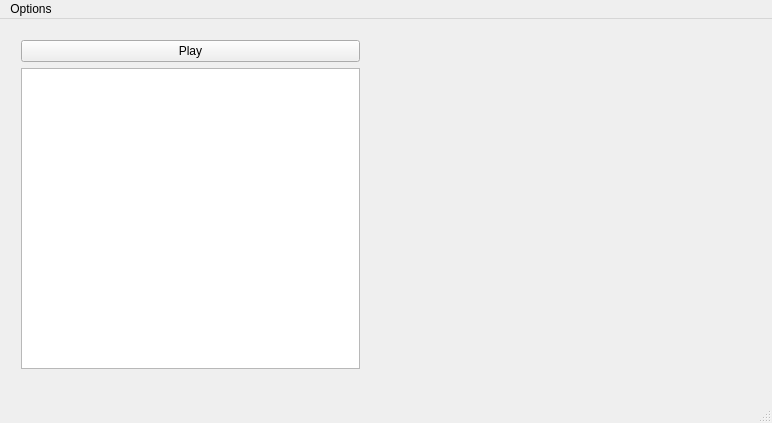
First picture: the form in Vr6preparation/mainwindow.ui, repository CSWjpteixeira/VR6preparation, before the edit.
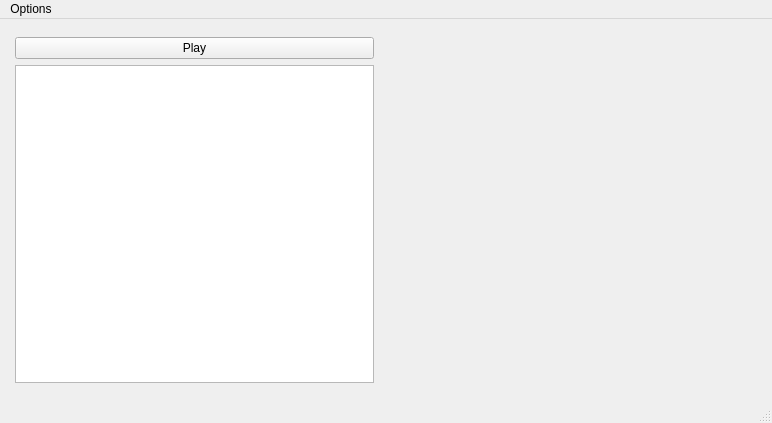
Second picture: the form after the edit. Custom widgets are drawn as their Qt base class.

```diff
--- a/Vr6preparation/mainwindow.ui
+++ b/Vr6preparation/mainwindow.ui
@@ -2,6 +2,9 @@
 <ui version="4.0">
  <class>MainWindow</class>
  <widget class="QMainWindow" name="MainWindow">
+  <property name="enabled">
+   <bool>true</bool>
+  </property>
   <property name="geometry">
    <rect>
     <x>0</x>
@@ -14,26 +17,12 @@
    <string>MainWindow</string>
   </property>
   <widget class="QWidget" name="centralWidget">
-   <widget class="QCustomPlot" name="customPlot" native="true">
-    <property name="geometry">
-     <rect>
-      <x>380</x>
-      <y>10</y>
-      <width>371</width>
-      <height>351</height>
-     </rect>
-    </property>
-   </widget>
-   <widget class="QWidget" name="layoutWidget">
-    <property name="geometry">
-     <rect>
-      <x>10</x>
-      <y>10</y>
-      <width>361</width>
-      <height>351</height>
-     </rect>
-    </property>
+   <layout class="QGridLayout" name="gridLayout">
+    <item row="0" column="0">
     <layout class="QVBoxLayout" name="verticalLayout">
+      <property name="sizeConstraint">
+       <enum>QLayout::SetDefaultConstraint</enum>
+      </property>
      <item>
       <widget class="QPushButton" name="playBtn">
        <property name="text">
@@ -43,13 +32,36 @@
      </item>
      <item>
       <widget class="QGraphicsView" name="graphicsView">
+        <property name="enabled">
+         <bool>true</bool>
+        </property>
+        <property name="maximumSize">
+         <size>
+          <width>359</width>
+          <height>318</height>
+         </size>
+        </property>
        <property name="autoFillBackground">
         <bool>true</bool>
        </property>
       </widget>
      </item>
     </layout>
-   </widget>
+    </item>
+    <item row="0" column="1">
+     <widget class="QCustomPlot" name="customPlot" native="true">
+      <property name="enabled">
+       <bool>true</bool>
+      </property>
+      <property name="maximumSize">
+       <size>
+        <width>371</width>
+        <height>351</height>
+       </size>
+      </property>
+     </widget>
+    </item>
+   </layout>
   </widget>
   <widget class="QStatusBar" name="statusBar"/>
   <widget class="QMenuBar" name="menuBar">
```
Lines whose indentation alone changed are shown as unchanged.
